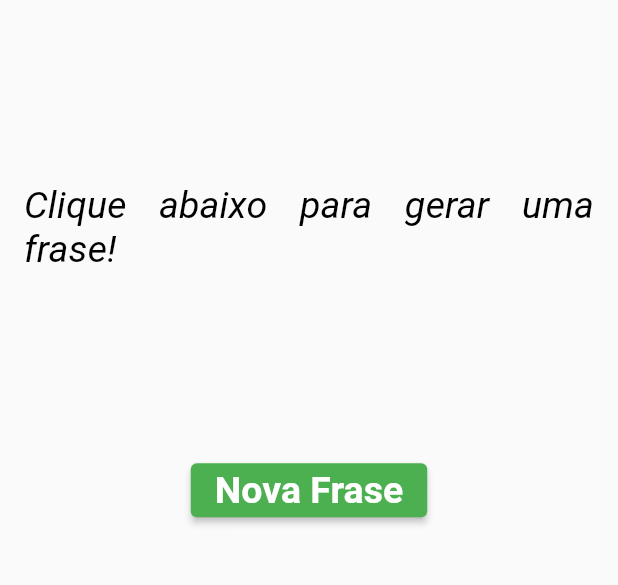
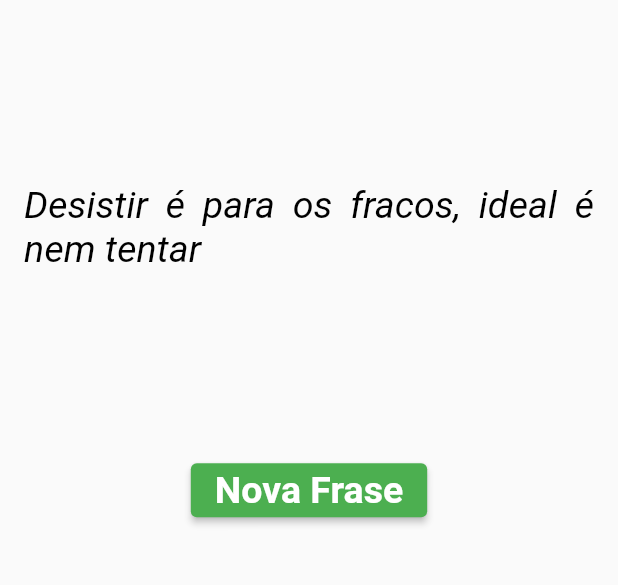
Before and after one commit to ThiagoPereira232/curso-flutter, a Flutter app: the screen it shows after launch, after a tap on "Nova Frase", on a phone screen of 412 x 824 dp, the part 502-1087 px from its top. Run offline on Flutter 3.47's test engine with Material 2 defaults, Android fonts, the light colour scheme and no system bars.

Commit message:
frases do dia finalizado

```diff
--- a/frase_do_dia/lib/main.dart
+++ b/frase_do_dia/lib/main.dart
@@ -1,21 +1,42 @@
 import 'package:flutter/material.dart';
+import 'dart:math';
 
 void main() {
-  runApp(
-    MaterialApp(
+  runApp(MaterialApp(
     home: Home(),
-    )
-  );
+  ));
 }
 
 class Home extends StatefulWidget {
-  const Home({ Key? key }) : super(key: key);
+  const Home({Key? key}) : super(key: key);
 
   @override
   State<Home> createState() => _HomeState();
 }
 
 class _HomeState extends State<Home> {
+  var _frases = [
+    "Desistir é para os fracos, ideal é nem tentar",
+    "Vai ter muita gente dizendo que não vai dar certo. Acredite neles",
+    "A cada dia uma nova derrota, a cada derrota uma nova tentativa, a cada tentativa mais uma derrota",
+    "Nunca se esqueça que você é limitado",
+    "Vai ser difícil, vai ser cansativo, vai levar tempo e não vai valer a pena",
+    "O mérito da derrota é todo seu, orgulhe-se",
+    "Não deixe para fazer amanhã o que pode ser feito depois de amanhã",
+    "Nada é tão ruim que não possa piorar",
+    "Não deixe que uma frase motivacional melhore seu dia de merda",
+    "É só uma fase ruim, vai piorar muito"
+  ];
+
+  var _fraseGerada = "Clique abaixo para gerar uma frase!";
+
+  void _gerarFrase() {
+    var numeroSorteado = Random().nextInt(_frases.length);
+    setState(() {
+      _fraseGerada = _frases[numeroSorteado];
+    });
+  }
+
   @override
   Widget build(BuildContext context) {
     return Scaffold(
@@ -23,7 +44,6 @@ class _HomeState extends State<Home> {
           title: Text("Frases do Dia"),
           backgroundColor: Colors.green,
         ),
-
         body: Center(
           child: Container(
             padding: EdgeInsets.all(16),
@@ -34,30 +54,27 @@ class _HomeState extends State<Home> {
               children: [
                 Image.asset("images/logo.png"),
                 Text(
-                "Clique abaixo para gerar uma frase!",
+                  _fraseGerada,
                   textAlign: TextAlign.justify,
                   style: TextStyle(
                       fontSize: 25,
                       fontStyle: FontStyle.italic,
-                  color: Colors.black
-                ),
+                      color: Colors.black),
                 ),
                 ElevatedButton(
-                onPressed: (){},
+                  onPressed: _gerarFrase,
                   child: Text(
                     "Nova Frase",
                     style: TextStyle(
                         fontSize: 25,
                         color: Colors.white,
-                    fontWeight: FontWeight.bold
-                  ),
+                        fontWeight: FontWeight.bold),
                   ),
                   style: ElevatedButton.styleFrom(primary: Colors.green),
                 )
               ],
             ),
           ),
-      )
-    );
+        ));
   }
 }
```
Lines whose indentation alone changed are shown as unchanged.
